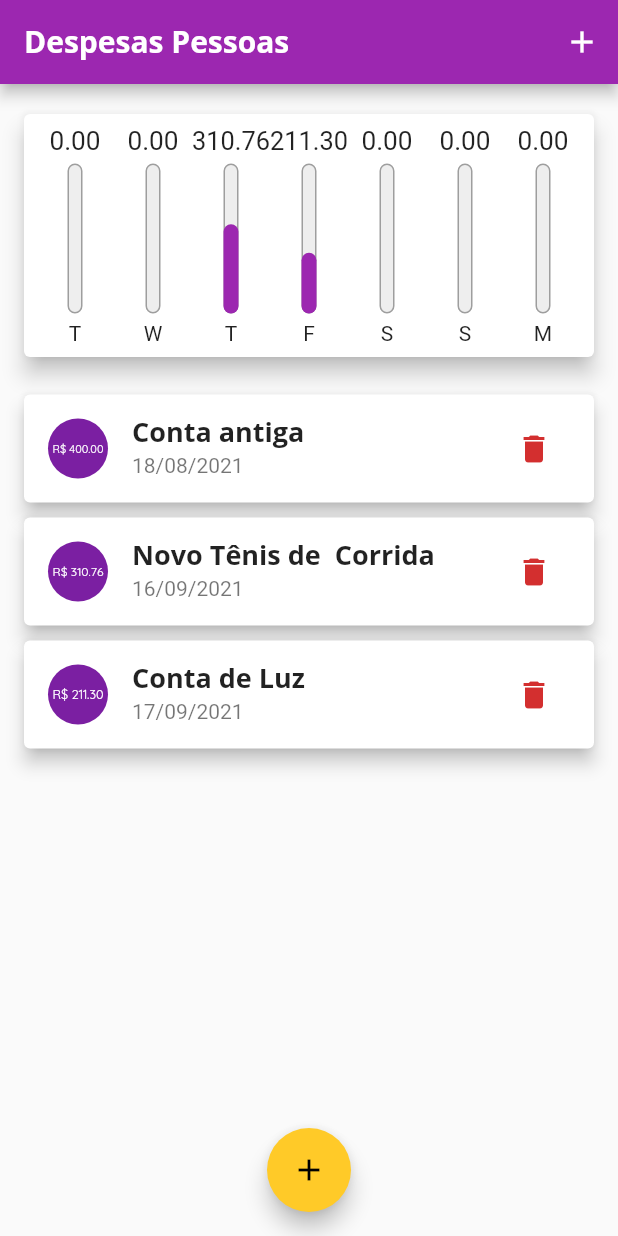
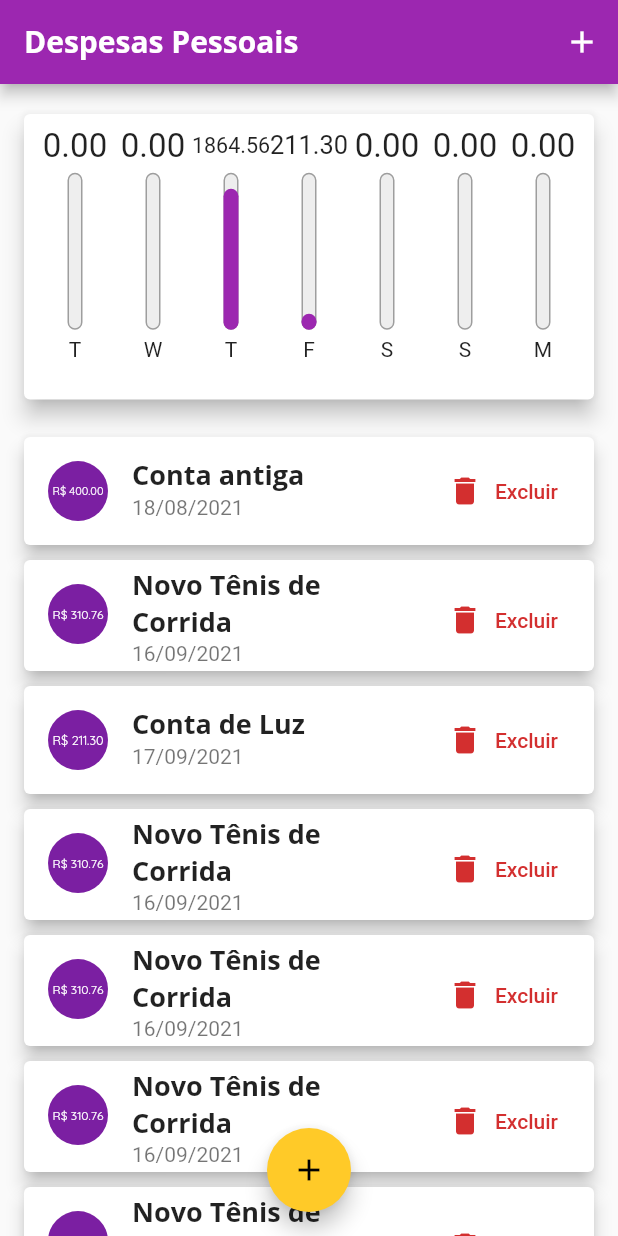
Before and after one commit to igao01/flutter_expenses, a Flutter app: the screen it shows after launch, on a phone screen of 412 x 824 dp. Run offline on Flutter 3.47's test engine with Material 2 defaults, Android fonts, the phone set to English and light mode, and no system bars.

Commit message:
aplicado conceitos de responsividade e widgets adaptivos de cada plataforma

```diff
--- a/lib/components/chart_bar.dart
+++ b/lib/components/chart_bar.dart
@@ -15,18 +15,23 @@ class ChartBar extends StatelessWidget {
   @override
   Widget build(BuildContext context) {
     return Container(
-      child: Column(
+      // constroi o layout utilizando valores do widget pai como referencia
+      child: LayoutBuilder(builder: (ctx, constraints) {
+        return Column(
           children: [
             // diminui o tamnho do texto automaticamente para caber em uma linha
             Container(
-            height: 20,
+              height: constraints.maxHeight * 0.15,
               child: FittedBox(
-              child: Text('${value.toStringAsFixed(2)}'),
+                child: Text(
+                  '${value.toStringAsFixed(2)}',
+                  style: TextStyle(fontSize: 16),
+                ),
               ),
             ),
             SizedBox(height: 5),
             Container(
-            height: 100,
+              height: constraints.maxHeight * 0.6,
               width: 10,
               // desenha a barra do gráfico
               // Stack é utilizado para sobreposição de widgets
@@ -60,9 +65,13 @@ class ChartBar extends StatelessWidget {
               ),
             ),
             SizedBox(height: 5),
-          Text('$day'),
+            Container(
+              height: constraints.maxHeight * 0.15,
+              child: Text('$day'),
+            ),
           ],
-      ),
+        );
+      }),
     );
   }
 }
--- a/lib/components/transaction_list.dart
+++ b/lib/components/transaction_list.dart
@@ -10,9 +10,7 @@ class TransactionList extends StatelessWidget {
 
   @override
   Widget build(BuildContext context) {
-    return Container(
-      height: 430,
-      child: transactions.isEmpty
+    return transactions.isEmpty
         ? Column(
             children: [
               SizedBox(height: 16),
@@ -59,7 +57,22 @@ class TransactionList extends StatelessWidget {
                   subtitle: Text(
                     DateFormat('dd/MM/yyyy').format(tr.date),
                   ),
-                    trailing: IconButton(
+                  // exibe um label 'Excluir' no botao de acordo com a largura da tela
+                  trailing: MediaQuery.of(context).size.width > 400
+                      ? TextButton.icon(
+                          onPressed: () => onRemove(tr.id),
+                          icon: Icon(
+                            Icons.delete,
+                            color: Theme.of(context).errorColor,
+                          ),
+                          label: Text(
+                            'Excluir',
+                            style: TextStyle(
+                              color: Theme.of(context).errorColor,
+                            ),
+                          ),
+                        )
+                      : IconButton(
                           icon: Icon(
                             Icons.delete,
                             color: Theme.of(context).errorColor,
@@ -68,7 +81,6 @@ class TransactionList extends StatelessWidget {
                         ),
                 ),
               );
-              }),
-    );
+            });
   }
 }
--- a/lib/main.dart
+++ b/lib/main.dart
@@ -1,7 +1,9 @@
+import 'dart:io';
 import 'dart:math';
 
 import 'package:expenses/components/chart.dart';
 import 'package:expenses/theme.dart';
+import 'package:flutter/cupertino.dart';
 import 'package:flutter/material.dart';
 
 import 'components/transaction_form.dart';
@@ -15,6 +17,12 @@ class ExpensesApp extends StatelessWidget {
 
   @override
   Widget build(BuildContext context) {
+    // Define a orientação da tela para o aplicativo
+    /*SystemChrome.setPreferredOrientations([
+      DeviceOrientation.portraitUp,
+      DeviceOrientation.landscapeLeft,
+    ]);*/
+
     return MaterialApp(
       debugShowCheckedModeBanner: false,
       home: MyHomePage(),
@@ -31,6 +39,7 @@ class MyHomePage extends StatefulWidget {
 }
 
 class _MyHomePageState extends State<MyHomePage> {
+  bool _showChart = false;
   final List<Transaction> _transactions = [
     Transaction(
       id: 't0',
@@ -49,7 +58,37 @@ class _MyHomePageState extends State<MyHomePage> {
       title: 'Conta de Luz',
       value: 211.30,
       date: DateTime.now().subtract(Duration(days: 3)),
-    )
+    ),
+    Transaction(
+      id: 't3',
+      title: 'Novo Tênis de  Corrida',
+      value: 310.76,
+      date: DateTime.now().subtract(Duration(days: 4)),
+    ),
+    Transaction(
+      id: 't4',
+      title: 'Novo Tênis de  Corrida',
+      value: 310.76,
+      date: DateTime.now().subtract(Duration(days: 4)),
+    ),
+    Transaction(
+      id: 't5',
+      title: 'Novo Tênis de  Corrida',
+      value: 310.76,
+      date: DateTime.now().subtract(Duration(days: 4)),
+    ),
+    Transaction(
+      id: 't6',
+      title: 'Novo Tênis de  Corrida',
+      value: 310.76,
+      date: DateTime.now().subtract(Duration(days: 4)),
+    ),
+    Transaction(
+      id: 't7',
+      title: 'Novo Tênis de  Corrida',
+      value: 310.76,
+      date: DateTime.now().subtract(Duration(days: 4)),
+    ),
   ];
 
   // GET RECENT TRANSACTION
@@ -92,43 +131,126 @@ class _MyHomePageState extends State<MyHomePage> {
   _openTransactionFormModal(BuildContext context) {
     showModalBottomSheet(
       context: context,
+      // parte da solucao para exibir o form acima do teclado
+      // https://stackoverflow.com/questions/53869078/how-to-move-bottomsheet-along-with-keyboard-which-has-textfieldautofocused-is-t/57515977#57515977
+      isScrollControlled: true,
       builder: (_) {
         return TransactionForm(_addTransaction);
       },
     );
   }
 
+  Widget _getIconButton(IconData icon, Function() fn) {
+    return Platform.isIOS ? GestureDetector(onTap: fn, child: Icon(icon)) : IconButton(icon: Icon(icon), onPressed: fn);
+  }
+
+  //  METODO BUILD
+
   @override
   Widget build(BuildContext context) {
-    return Scaffold(
-      appBar: AppBar(
-        title: Text('Despesas Pessoas'),
-        actions: [
-          IconButton(
-            onPressed: () => _openTransactionFormModal(context),
-            icon: Icon(Icons.add),
-          )
-        ],
+    final mediaQuery = MediaQuery.of(context);
+    bool isLandscape = mediaQuery.orientation == Orientation.landscape;
+
+    // coloca os icones na barra de acordo com a plataforma
+    final iconList = Platform.isIOS ? CupertinoIcons.news : Icons.list;
+    final iconChart = Platform.isIOS ? CupertinoIcons.refresh : Icons.bar_chart;
+
+    // ACTIONS
+    final actions = <Widget>[
+      if (isLandscape)
+        _getIconButton(
+          _showChart ? iconList : iconChart,
+          () {
+            setState(() {
+              _showChart = !_showChart;
+            });
+          },
+        ),
+      _getIconButton(
+        Platform.isIOS ? CupertinoIcons.add : Icons.add,
+        () => _openTransactionFormModal(context),
       ),
-      // permite que a tela do app seja rolável, é necessario que componente
-      // pai possua um height definido
-      body: SingleChildScrollView(
+    ];
+
+    final PreferredSizeWidget appBar = AppBar(
+      title: Text('Despesas Pessoais'),
+      actions: actions,
+    );
+
+    // CALCULO DA ALTURA DISPONIVEL
+
+    // calcula a altura disponivel subtraindo a altura da appBar e statusBar
+    final _availableHeight = mediaQuery.size.height -
+        appBar.preferredSize.height // pega o valor da altura da appBar
+        -
+        mediaQuery.padding.top; // pega a altura da status bar
+
+    // BODY PAGE
+
+    final bodyPage = SafeArea(
+      child: SingleChildScrollView(
         child: Column(
           // define o espaçamente e a posicao dos elementos
           //mainAxisAlignment: MainAxisAlignment.spaceAround,
           // define como o conteudo deve ocupar o eixo perpendicular
           crossAxisAlignment: CrossAxisAlignment.stretch,
           children: [
-            Chart(_recentTransactions),
-            TransactionList(_transactions, _removeTransaction),
+            /*if (isLandscape)
+              Row(
+                mainAxisAlignment: MainAxisAlignment.center,
+                children: [
+                  Text('Exibir Gráfico'),
+                  // adaptive se adapta ao padrao visual do SO
+                  Switch.adaptive(
+                    value: _showChart,
+                    onChanged: (value) {
+                      setState(() {
+                        _showChart = value;
+                      });
+                    },
+                  ),
+                ],
+              ),*/
+            if (_showChart || !isLandscape) // sempre exibe no modo retrato
+              Container(
+                height: _availableHeight *
+                    (isLandscape ? 0.7 : 0.3), // heitgh 30% da altura disponivel ou 70% em modo paisagem
+                child: Chart(_recentTransactions),
+              ),
+            if (!_showChart || !isLandscape)
+              Container(
+                height: _availableHeight * (isLandscape ? 1 : 0.7), // heitgh 70% da altura disponivel
+                child: TransactionList(_transactions, _removeTransaction),
+              ),
           ],
         ),
       ),
-      floatingActionButton: FloatingActionButton(
-        child: Icon(Icons.add),
-        onPressed: () => _openTransactionFormModal(context),
-      ),
-      floatingActionButtonLocation: FloatingActionButtonLocation.centerFloat,
     );
+
+    return Platform.isIOS
+        ? CupertinoPageScaffold(
+            navigationBar: CupertinoNavigationBar(
+              middle: Text('Despesas Pessoais'),
+              trailing: Row(
+                mainAxisSize: MainAxisSize.min,
+                children: actions,
+              ),
+            ),
+            child: bodyPage,
+          )
+        : Scaffold(
+            appBar: appBar,
+            // permite que a tela do app seja rolável, é necessario que componente
+            // pai possua um height definido
+            body: bodyPage,
+            // Esconde o FAB caso a plataforma seja IOS
+            floatingActionButton: Platform.isIOS
+                ? Container()
+                : FloatingActionButton(
+                    child: Icon(Icons.add),
+                    onPressed: () => _openTransactionFormModal(context),
+                  ),
+            floatingActionButtonLocation: FloatingActionButtonLocation.centerFloat,
+          );
   }
 }
```
Also changed, not shown: lib/components/adaptive_button.dart (added, +27 -0 lines), lib/components/adaptive_date_picker.dart (added, +64 -0 lines), lib/components/adaptive_text_field.dart (added, +39 -0 lines), lib/components/transaction_form.dart (+36 -50 lines). Lines whose indentation alone changed are shown as unchanged.
